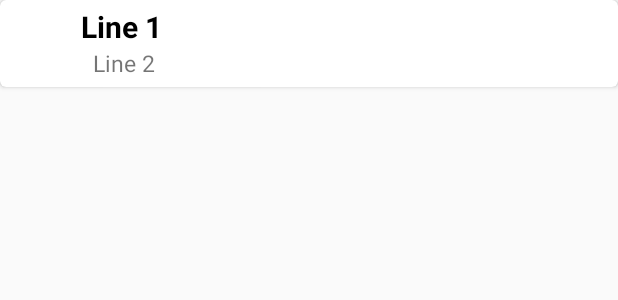
After one commit to TheVajs/FERI_project_semester_2, an Android app: the layout _custom_recycler_item.xml on its own in the app's theme, with its tools: preview values and no code run, on a phone screen of 412 x 824 dp. The commit adds this screen. Shown: the top 300 px of the screen. Run offline under Robolectric (Android 15) with nearby library versions, the phone set to English and light mode, and no system bars.

Commit message:
Event Planer 0.3
- Basic("working") implementation of a simple one item recycler view

```diff
--- a/app/build.gradle
+++ b/app/build.gradle
@@ -22,6 +22,8 @@ dependencies {
     implementation fileTree(dir: 'libs', include: ['*.jar'])
     implementation 'com.android.support:appcompat-v7:28.0.0'
     implementation 'com.android.support:design:28.0.0'
+    implementation 'com.android.support:recyclerview-v7:28.0.0'
+    implementation 'com.android.support:cardview-v7:28.0.0'
     implementation 'com.android.support.constraint:constraint-layout:1.1.3'
     testImplementation 'junit:junit:4.12'
     androidTestImplementation 'com.android.support.test:runner:1.0.2'
--- /dev/null
+++ b/app/src/main/res/layout/_custom_recycler_item.xml
@@ -0,0 +1,42 @@
+<?xml version="1.0" encoding="utf-8"?>
+<android.support.v7.widget.CardView xmlns:android="http://schemas.android.com/apk/res/android"
+    xmlns:app="http://schemas.android.com/apk/res-auto"
+    android:layout_width="match_parent"
+    android:layout_height="wrap_content"
+    app:cardCornerRadius="4dp">
+
+    <RelativeLayout
+        android:layout_width="match_parent"
+        android:layout_height="match_parent"
+        android:layout_margin="4dp">
+
+        <ImageView
+            android:id="@+id/imageView"
+            android:layout_width="50dp"
+            android:layout_height="50dp"
+            android:padding="2dp" />
+
+        <TextView
+            android:id="@+id/name"
+            android:layout_width="wrap_content"
+            android:layout_height="wrap_content"
+            android:layout_alignParentTop="true"
+            android:layout_toEndOf="@+id/imageView"
+            android:text="Line 1"
+            android:textColor="@android:color/black"
+            android:textSize="20sp"
+            android:textStyle="bold" />
+
+        <TextView
+            android:id="@+id/content"
+            android:layout_width="wrap_content"
+            android:layout_height="wrap_content"
+            android:layout_below="@+id/name"
+            android:layout_marginStart="8dp"
+            android:layout_toEndOf="@+id/imageView"
+            android:text="Line 2"
+            android:textSize="15sp" />
+
+    </RelativeLayout>
+
+</android.support.v7.widget.CardView>
--- a/build.gradle
+++ b/build.gradle
@@ -18,6 +18,9 @@ allprojects {
     repositories {
         google()
         jcenter()
+        maven {
+            url "https://maven.google.com"
+        }
 
     }
 }
```
Also changed, not shown: app/src/main/java/com/example/feriproject/MainActivity.java (+25 -3 lines), app/src/main/java/com/example/feriproject/RecyclerItem.java (added, +25 -0 lines), app/src/main/java/com/example/feriproject/myAdapter.java (added, +58 -0 lines), app/src/main/res/layout/activity_main.xml (+11 -0 lines).
